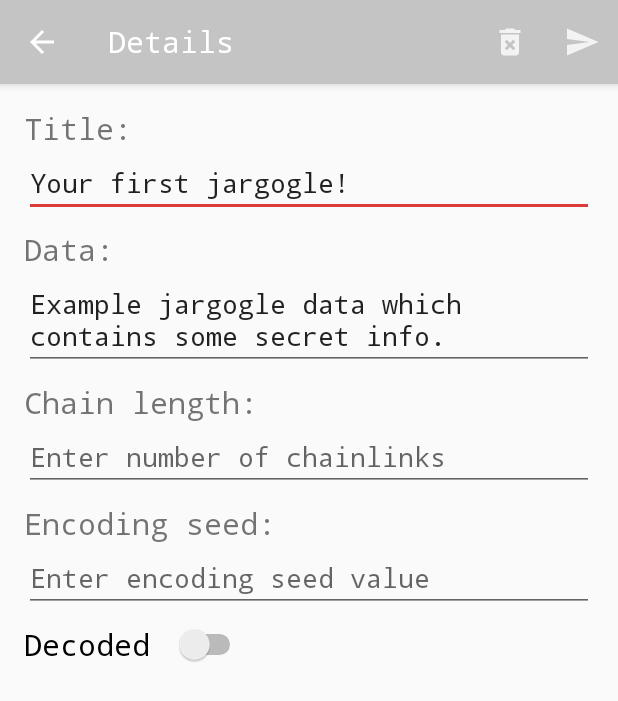
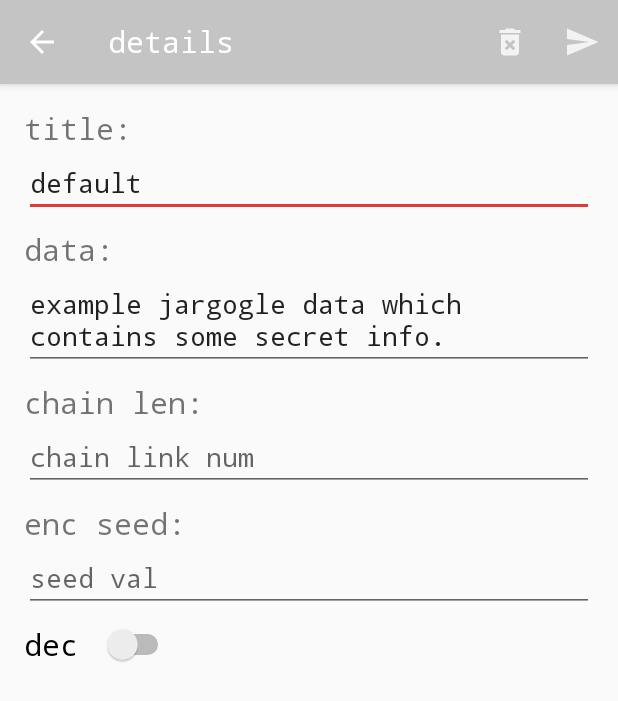
Before and after one commit to codevarius/JargogleApp, an Android app: the JargogleDetailFragment screen opened directly, with no data from a screen before it, on a phone screen of 412 x 824 dp. Shown: the top 701 px of the screen. Run offline under Robolectric (Android 15) with nearby library versions, the phone set to English and light mode, and no system bars.

Commit message:
minor updates

```diff
--- a/app/src/main/java/com/kshv/example/jargogle_app/model/Jargogle.java
+++ b/app/src/main/java/com/kshv/example/jargogle_app/model/Jargogle.java
@@ -6,7 +6,7 @@ public class Jargogle {
     public static final String JARGOGLE_POSITION = "jargogle.position";
     public static int ENCODED = 1, DECODED = 0;
     private String data = "";
-    private String title = "default title";
+    private String title = "default";
     private String uuid;
     private int encoded;
     private String chain_len, chain_seed;
--- a/app/src/main/java/com/kshv/example/jargogle_app/ui/main/JargogleDetailFragment.java
+++ b/app/src/main/java/com/kshv/example/jargogle_app/ui/main/JargogleDetailFragment.java
@@ -226,16 +226,16 @@ public class JargogleDetailFragment extends Fragment {
                     AlertDialog.Builder builder =
                             new AlertDialog.Builder(new ContextThemeWrapper (
                                     fragment.getActivity (),R.style.AppTheme));
-                    builder.setTitle("Set password:");
+                    builder.setTitle("set pass:");
                     final EditText input = new EditText(fragment.getContext ());
                     input.setInputType(
                             InputType.TYPE_CLASS_TEXT | InputType.TYPE_TEXT_VARIATION_PASSWORD);
                     builder.setView(input);
 
-                    builder.setPositiveButton("OK",
+                    builder.setPositiveButton("ok",
                             (dialog, which) -> jargogle.setPasswd (input.getText().toString()));
 
-                    builder.setNegativeButton("Cancel",
+                    builder.setNegativeButton("cancel",
                             (dialog, which) -> {
                                 jargogle.setPasswd ("");
                                 dialog.cancel();
--- a/app/src/main/res/layout/activity_about.xml
+++ b/app/src/main/res/layout/activity_about.xml
@@ -53,7 +53,6 @@
         app:layout_constraintEnd_toEndOf="parent"
         app:layout_constraintStart_toStartOf="parent"
         app:layout_constraintTop_toTopOf="parent"
-        app:srcCompat="@drawable/encrypt"
-        android:contentDescription="@string/jargogle_logo_description" />
+        app:srcCompat="@drawable/encrypt"/>
 
 </androidx.constraintlayout.widget.ConstraintLayout>
--- a/app/src/main/res/layout/jargogle_detail_fragment.xml
+++ b/app/src/main/res/layout/jargogle_detail_fragment.xml
@@ -22,6 +22,7 @@
 
         <EditText
             android:id="@+id/jargogle_title"
+            android:digits="abcdefghijklmnopqrstuvwxyz "
             android:layout_width="match_parent"
             android:layout_height="wrap_content"
             android:ems="10"
@@ -40,6 +41,7 @@
 
         <EditText
             android:id="@+id/jargogle_data"
+            android:digits="abcdefghijklmnopqrstuvwxyz "
             android:layout_width="match_parent"
             android:layout_height="wrap_content"
             android:ems="10"
--- a/app/src/main/res/values/digits.xml
+++ b/app/src/main/res/values/digits.xml
@@ -1,8 +1,8 @@
 <?xml version="1.0" encoding="utf-8"?>
 <resources>
-    <item name="max_title_length" type="integer">100</item>
+    <item name="max_title_length" type="integer">25</item>
     <item name="max_data_length" type="integer">1500</item>
     <item name="chain_len_limit" type="integer">1</item>
-    <item name="chain_seed_limit" type="integer">10</item>
+    <item name="chain_seed_limit" type="integer">9</item>
     <item name="details_fragment_rows_padding" type="integer">8</item>
 </resources>
--- a/app/src/main/res/values/strings.xml
+++ b/app/src/main/res/values/strings.xml
@@ -1,31 +1,29 @@
 <resources>
     <string name="app_name">Jargogle</string>
-    <string name="add_new_jargogle">Add new jargogle</string>
-    <string name="settings">Settings</string>
-    <string name="jargogle_decoded">Decoded</string>
-    <string name="jargogle_encoded">Encoded</string>
-    <string name="max_width_title_input_text">You have reached 23 chars length limit!</string>
-    <string name="default_jargogle_title">Your first jargogle!</string>
-    <string name="default_jargogle_data">Example jargogle data which contains some secret info.</string>
-    <string name="send_intent_title">Send to:</string>
-    <string name="secret_key">Secret key</string>
-    <string name="encoding_key">Encoding key</string>
-    <string name="max_width_data_input_text">You have reached 500 chars length limit!</string>
-    <string name="mes_encoded">Message encoded</string>
-    <string name="mes_decoded">Message decoded</string>
-    <string name="chain_len">Chain length:</string>
-    <string name="chain_len_hint">Enter number of chainlinks</string>
-    <string name="seed">Encoding seed:</string>
-    <string name="seed_hint">Enter encoding seed value</string>
-    <string name="wrong_passwd">Wrong password!</string>
-    <string name="jargogole_encoded">Can\'t remove encoded jargogle</string>
-    <string name="about">About</string>
+    <string name="add_new_jargogle">new</string>
+    <string name="jargogle_decoded">dec</string>
+    <string name="jargogle_encoded">enc</string>
+    <string name="default_jargogle_title">default</string>
+    <string name="default_jargogle_data">
+        example jargogle data which contains some secret info.
+    </string>
+    <string name="send_intent_title">send:</string>
+    <string name="secret_key">key</string>
+    <string name="encoding_key">enc key</string>
+    <string name="mes_encoded">mes enc</string>
+    <string name="mes_decoded">mes dec</string>
+    <string name="chain_len">chain len:</string>
+    <string name="chain_len_hint">chain link num</string>
+    <string name="seed">enc seed:</string>
+    <string name="seed_hint">seed val</string>
+    <string name="wrong_passwd">pass err!</string>
+    <string name="jargogole_encoded">remove err</string>
+    <string name="about">set</string>
     <string name="jargogle">Jargogle</string>
     <string name="created_by_lofibit">created by LoFiBit</string>
-    <string name="title">Title:</string>
-    <string name="jargogle_title">Jargogle title</string>
-    <string name="data">Data:</string>
-    <string name="enter_text">Enter text</string>
-    <string name="jargogle_logo_description">Jargogle logo!</string>
-    <string name="details">Details</string>
+    <string name="title">title:</string>
+    <string name="jargogle_title">enter title</string>
+    <string name="data">data:</string>
+    <string name="enter_text">enter txt</string>
+    <string name="details">details</string>
 </resources>
```
